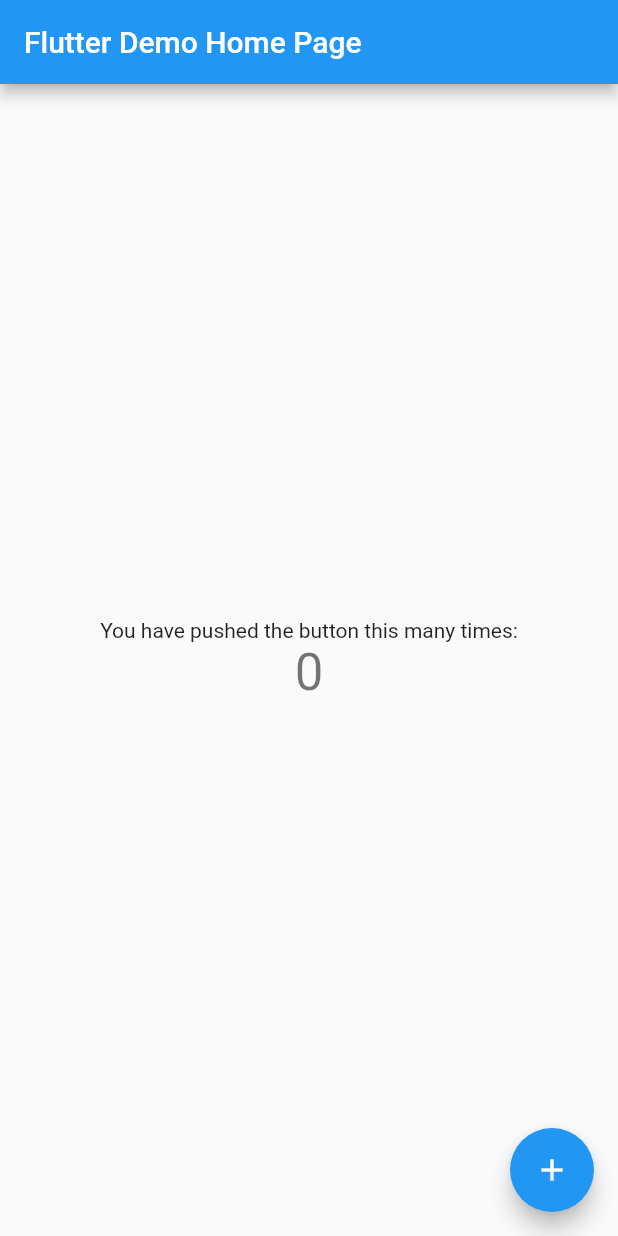
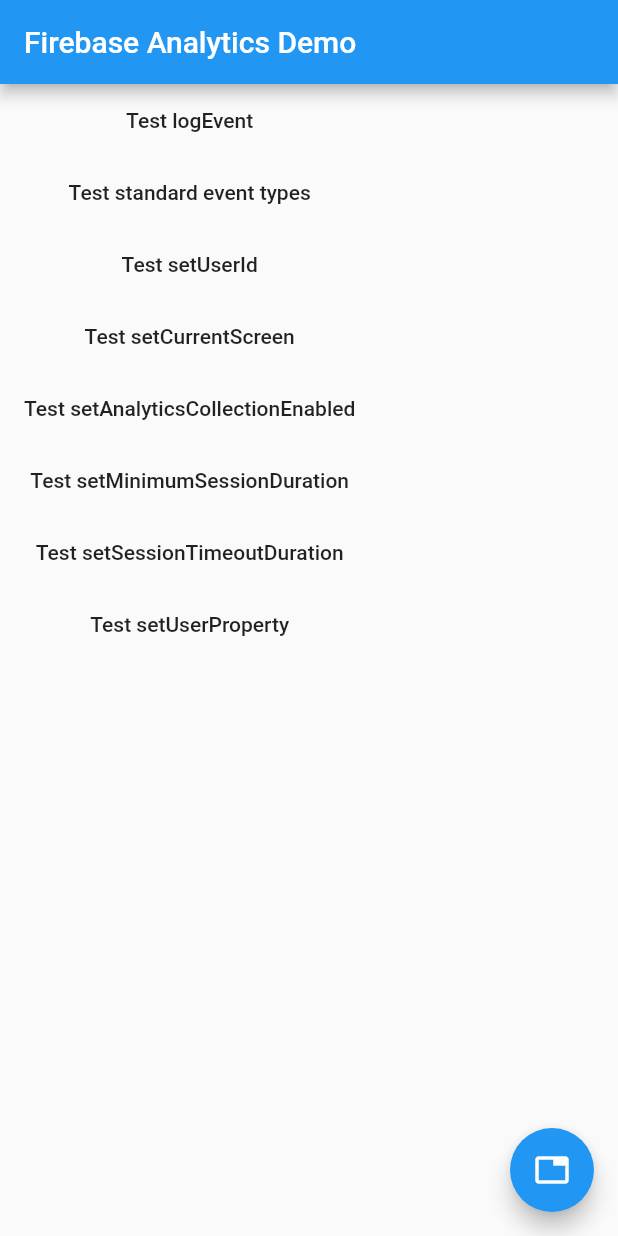
Before and after one commit to SotaYamaguchi/flutter-todo, a Flutter app: the screen it shows after launch, on a phone screen of 412 x 824 dp. Run offline on Flutter 3.47's test engine with Material 2 defaults, Android fonts, the phone set to English and light mode, and no system bars; our stand-ins replace firebase_analytics; accounts and stored records are empty.

Commit message:
add firebase_analytics

```diff
--- a/lib/main.dart
+++ b/lib/main.dart
@@ -1,117 +1,328 @@
+// Copyright 2017 The Chromium Authors. All rights reserved.
+// Use of this source code is governed by a BSD-style license that can be
+// found in the LICENSE file.
+
+import 'dart:async';
+
 import 'package:flutter/material.dart';
-import 'package:flutter_driver/driver_extension.dart';
+import 'package:firebase_analytics/firebase_analytics.dart';
+import 'package:firebase_analytics/observer.dart';
+
+import 'tabs_page.dart';
 
 void main() {
-  // Enable integration testing with the Flutter Driver extension.
-  // See https://flutter.dev/testing/ for more info.
-  enableFlutterDriverExtension();
   runApp(MyApp());
 }
 
 class MyApp extends StatelessWidget {
-  // This widget is the root of your application.
+  static FirebaseAnalytics analytics = FirebaseAnalytics();
+  static FirebaseAnalyticsObserver observer =
+      FirebaseAnalyticsObserver(analytics: analytics);
+
   @override
   Widget build(BuildContext context) {
     return MaterialApp(
-      title: 'Flutter Demo',
+      title: 'Firebase Analytics Demo',
       theme: ThemeData(
-        // This is the theme of your application.
-        //
-        // Try running your application with "flutter run". You'll see the
-        // application has a blue toolbar. Then, without quitting the app, try
-        // changing the primarySwatch below to Colors.green and then invoke
-        // "hot reload" (press "r" in the console where you ran "flutter run",
-        // or simply save your changes to "hot reload" in a Flutter IDE).
-        // Notice that the counter didn't reset back to zero; the application
-        // is not restarted.
         primarySwatch: Colors.blue,
       ),
-      home: MyHomePage(title: 'Flutter Demo Home Page'),
+      navigatorObservers: <NavigatorObserver>[observer],
+      home: MyHomePage(
+        title: 'Firebase Analytics Demo',
+        analytics: analytics,
+        observer: observer,
+      ),
     );
   }
 }
 
 class MyHomePage extends StatefulWidget {
-  MyHomePage({Key key, this.title}) : super(key: key);
-
-  // This widget is the home page of your application. It is stateful, meaning
-  // that it has a State object (defined below) that contains fields that affect
-  // how it looks.
-
-  // This class is the configuration for the state. It holds the values (in this
-  // case the title) provided by the parent (in this case the App widget) and
-  // used by the build method of the State. Fields in a Widget subclass are
-  // always marked "final".
+  MyHomePage({Key key, this.title, this.analytics, this.observer})
+      : super(key: key);
 
   final String title;
+  final FirebaseAnalytics analytics;
+  final FirebaseAnalyticsObserver observer;
 
   @override
-  _MyHomePageState createState() => _MyHomePageState();
+  _MyHomePageState createState() => _MyHomePageState(analytics, observer);
 }
 
 class _MyHomePageState extends State<MyHomePage> {
-  int _counter = 0;
+  _MyHomePageState(this.analytics, this.observer);
 
-  void _incrementCounter() {
+  final FirebaseAnalyticsObserver observer;
+  final FirebaseAnalytics analytics;
+  String _message = '';
+
+  void setMessage(String message) {
     setState(() {
-      // This call to setState tells the Flutter framework that something has
-      // changed in this State, which causes it to rerun the build method below
-      // so that the display can reflect the updated values. If we changed
-      // _counter without calling setState(), then the build method would not be
-      // called again, and so nothing would appear to happen.
-      _counter++;
+      _message = message;
     });
+  }
+
+  Future<void> _sendAnalyticsEvent() async {
+    await analytics.logEvent(
+      name: 'test_event',
+      parameters: <String, dynamic>{
+        'string': 'string',
+        'int': 42,
+        'long': 12345678910,
+        'double': 42.0,
+        'bool': true,
+      },
+    );
+    setMessage('logEvent succeeded');
+  }
+
+  Future<void> _testSetUserId() async {
+    await analytics.setUserId('some-user');
+    setMessage('setUserId succeeded');
+  }
+
+  Future<void> _testSetCurrentScreen() async {
+    await analytics.setCurrentScreen(
+      screenName: 'Analytics Demo',
+      screenClassOverride: 'AnalyticsDemo',
+    );
+    setMessage('setCurrentScreen succeeded');
+  }
+
+  Future<void> _testSetAnalyticsCollectionEnabled() async {
+    await analytics.setAnalyticsCollectionEnabled(false); // Firebase Analyticsのバージョンが古いとBuildエラーになる
+    await analytics.setAnalyticsCollectionEnabled(true);
+    setMessage('setAnalyticsCollectionEnabled succeeded');
+  }
+
+  Future<void> _testSetMinimumSessionDuration() async {
+    await analytics.android?.setMinimumSessionDuration(20000);
+    setMessage('setMinimumSessionDuration succeeded');
+  }
+
+  Future<void> _testSetSessionTimeoutDuration() async {
+    await analytics.android?.setSessionTimeoutDuration(2000000);
+    setMessage('setSessionTimeoutDuration succeeded');
+  }
+
+  Future<void> _testSetUserProperty() async {
+    await analytics.setUserProperty(name: 'regular', value: 'indeed');
+    setMessage('setUserProperty succeeded');
+  }
+
+  Future<void> _testAllEventTypes() async {
+    await analytics.logAddPaymentInfo();
+    await analytics.logAddToCart(
+      currency: 'USD',
+      value: 123.0,
+      itemId: 'test item id',
+      itemName: 'test item name',
+      itemCategory: 'test item category',
+      quantity: 5,
+      price: 24.0,
+      origin: 'test origin',
+      itemLocationId: 'test location id',
+      destination: 'test destination',
+      startDate: '2015-09-14',
+      endDate: '2015-09-17',
+    );
+    await analytics.logAddToWishlist(
+      itemId: 'test item id',
+      itemName: 'test item name',
+      itemCategory: 'test item category',
+      quantity: 5,
+      price: 24.0,
+      value: 123.0,
+      currency: 'USD',
+      itemLocationId: 'test location id',
+    );
+    await analytics.logAppOpen();
+    await analytics.logBeginCheckout(
+      value: 123.0,
+      currency: 'USD',
+      transactionId: 'test tx id',
+      numberOfNights: 2,
+      numberOfRooms: 3,
+      numberOfPassengers: 4,
+      origin: 'test origin',
+      destination: 'test destination',
+      startDate: '2015-09-14',
+      endDate: '2015-09-17',
+      travelClass: 'test travel class',
+    );
+    await analytics.logCampaignDetails(
+      source: 'test source',
+      medium: 'test medium',
+      campaign: 'test campaign',
+      term: 'test term',
+      content: 'test content',
+      aclid: 'test aclid',
+      cp1: 'test cp1',
+    );
+    await analytics.logEarnVirtualCurrency(
+      virtualCurrencyName: 'bitcoin',
+      value: 345.66,
+    );
+    await analytics.logEcommercePurchase(
+      currency: 'USD',
+      value: 432.45,
+      transactionId: 'test tx id',
+      tax: 3.45,
+      shipping: 5.67,
+      coupon: 'test coupon',
+      location: 'test location',
+      numberOfNights: 3,
+      numberOfRooms: 4,
+      numberOfPassengers: 5,
+      origin: 'test origin',
+      destination: 'test destination',
+      startDate: '2015-09-13',
+      endDate: '2015-09-14',
+      travelClass: 'test travel class',
+    );
+    await analytics.logGenerateLead(
+      currency: 'USD',
+      value: 123.45,
+    );
+    await analytics.logJoinGroup(
+      groupId: 'test group id',
+    );
+    await analytics.logLevelUp(
+      level: 5,
+      character: 'witch doctor',
+    );
+    await analytics.logLogin();
+    await analytics.logPostScore(
+      score: 1000000,
+      level: 70,
+      character: 'tiefling cleric',
+    );
+    await analytics.logPresentOffer(
+      itemId: 'test item id',
+      itemName: 'test item name',
+      itemCategory: 'test item category',
+      quantity: 6,
+      price: 3.45,
+      value: 67.8,
+      currency: 'USD',
+      itemLocationId: 'test item location id',
+    );
+    await analytics.logPurchaseRefund(
+      currency: 'USD',
+      value: 45.67,
+      transactionId: 'test tx id',
+    );
+    await analytics.logSearch(
+      searchTerm: 'hotel',
+      numberOfNights: 2,
+      numberOfRooms: 1,
+      numberOfPassengers: 3,
+      origin: 'test origin',
+      destination: 'test destination',
+      startDate: '2015-09-14',
+      endDate: '2015-09-16',
+      travelClass: 'test travel class',
+    );
+    await analytics.logSelectContent(
+      contentType: 'test content type',
+      itemId: 'test item id',
+    );
+    await analytics.logShare(
+      contentType: 'test content type',
+      itemId: 'test item id',
+    );
+    await analytics.logSignUp(
+      signUpMethod: 'test sign up method',
+    );
+    await analytics.logSpendVirtualCurrency(
+      itemName: 'test item name',
+      virtualCurrencyName: 'bitcoin',
+      value: 34,
+    );
+    await analytics.logTutorialBegin();
+    await analytics.logTutorialComplete();
+    await analytics.logUnlockAchievement(id: 'all Firebase API covered');
+    await analytics.logViewItem(
+      itemId: 'test item id',
+      itemName: 'test item name',
+      itemCategory: 'test item category',
+      itemLocationId: 'test item location id',
+      price: 3.45,
+      quantity: 6,
+      currency: 'USD',
+      value: 67.8,
+      flightNumber: 'test flight number',
+      numberOfPassengers: 3,
+      numberOfRooms: 1,
+      numberOfNights: 2,
+      origin: 'test origin',
+      destination: 'test destination',
+      startDate: '2015-09-14',
+      endDate: '2015-09-15',
+      searchTerm: 'test search term',
+      travelClass: 'test travel class',
+    );
+    await analytics.logViewItemList(
+      itemCategory: 'test item category',
+    );
+    await analytics.logViewSearchResults(
+      searchTerm: 'test search term',
+    );
+    setMessage('All standard events logged successfully');
   }
 
   @override
   Widget build(BuildContext context) {
-    // This method is rerun every time setState is called, for instance as done
-    // by the _incrementCounter method above.
-    //
-    // The Flutter framework has been optimized to make rerunning build methods
-    // fast, so that you can just rebuild anything that needs updating rather
-    // than having to individually change instances of widgets.
     return Scaffold(
       appBar: AppBar(
-        // Here we take the value from the MyHomePage object that was created by
-        // the App.build method, and use it to set our appbar title.
         title: Text(widget.title),
       ),
-      body: Center(
-        // Center is a layout widget. It takes a single child and positions it
-        // in the middle of the parent.
-        child: Column(
-          // Column is also layout widget. It takes a list of children and
-          // arranges them vertically. By default, it sizes itself to fit its
-          // children horizontally, and tries to be as tall as its parent.
-          //
-          // Invoke "debug painting" (press "p" in the console, choose the
-          // "Toggle Debug Paint" action from the Flutter Inspector in Android
-          // Studio, or the "Toggle Debug Paint" command in Visual Studio Code)
-          // to see the wireframe for each widget.
-          //
-          // Column has various properties to control how it sizes itself and
-          // how it positions its children. Here we use mainAxisAlignment to
-          // center the children vertically; the main axis here is the vertical
-          // axis because Columns are vertical (the cross axis would be
-          // horizontal).
-          mainAxisAlignment: MainAxisAlignment.center,
-          children: <Widget>[
-            Text(
-              'You have pushed the button this many times:',
-            ),
-            Text(
-              '$_counter',
-              style: Theme.of(context).textTheme.display1,
-            ),
-          ],
-        ),
+      body: Column(
+        children: <Widget>[
+          MaterialButton(
+            child: const Text('Test logEvent'),
+            onPressed: _sendAnalyticsEvent,
+          ),
+          MaterialButton(
+            child: const Text('Test standard event types'),
+            onPressed: _testAllEventTypes,
+          ),
+          MaterialButton(
+            child: const Text('Test setUserId'),
+            onPressed: _testSetUserId,
+          ),
+          MaterialButton(
+            child: const Text('Test setCurrentScreen'),
+            onPressed: _testSetCurrentScreen,
+          ),
+          MaterialButton(
+            child: const Text('Test setAnalyticsCollectionEnabled'),
+            onPressed: _testSetAnalyticsCollectionEnabled,
+          ),
+          MaterialButton(
+            child: const Text('Test setMinimumSessionDuration'),
+            onPressed: _testSetMinimumSessionDuration,
+          ),
+          MaterialButton(
+            child: const Text('Test setSessionTimeoutDuration'),
+            onPressed: _testSetSessionTimeoutDuration,
+          ),
+          MaterialButton(
+            child: const Text('Test setUserProperty'),
+            onPressed: _testSetUserProperty,
+          ),
+          Text(_message,
+              style: const TextStyle(color: Color.fromARGB(255, 0, 155, 0))),
+        ],
       ),
       floatingActionButton: FloatingActionButton(
-        onPressed: _incrementCounter,
-        tooltip: 'Increment',
-        child: Icon(Icons.add),
-      ), // This trailing comma makes auto-formatting nicer for build methods.
+          child: const Icon(Icons.tab),
+          onPressed: () {
+            Navigator.of(context).push(MaterialPageRoute<TabsPage>(
+                settings: const RouteSettings(name: TabsPage.routeName),
+                builder: (BuildContext context) {
+                  return TabsPage(observer);
+                }));
+          }),
     );
   }
 }
--- a/pubspec.yaml
+++ b/pubspec.yaml
@@ -19,6 +19,8 @@ environment:
 dependencies:
   flutter:
     sdk: flutter
+  firebase_core: 0.4.0  # add dependency for Firebase Core
+  firebase_analytics: 3.0.3  # add dependency for Google Analytics for Firebase
 
   # The following adds the Cupertino Icons font to your application.
   # Use with the CupertinoIcons class for iOS style icons.
```
Also changed, not shown: lib/tabs_page.dart (added, +95 -0 lines), pubspec.lock, 17 other files.
